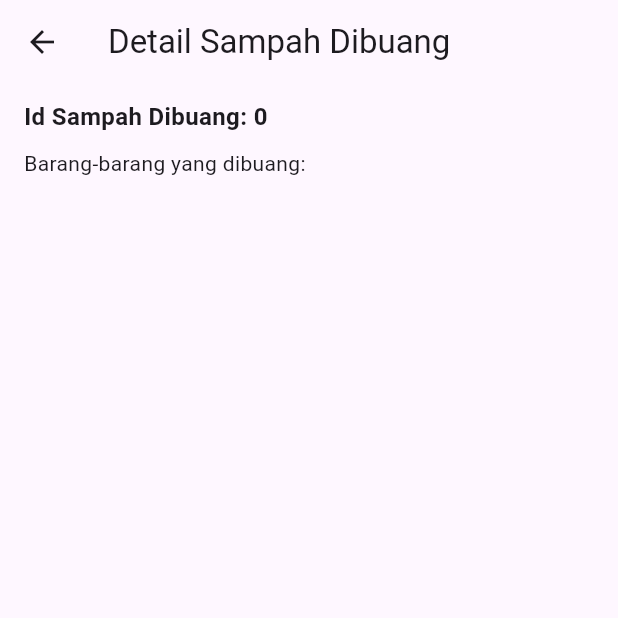
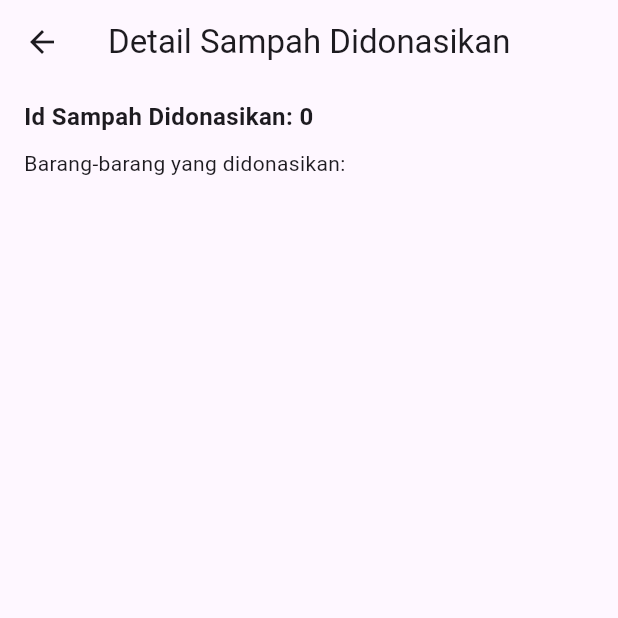
Before and after one commit to omanfathurrahman/ewaste_banksampah, a Flutter app: the DetailSampahDidonasikanPage screen opened directly with empty values, on a phone screen of 412 x 824 dp, the top half of it. Run offline on Flutter 3.47's test engine with Material 3 defaults, Android fonts, the phone set to English and light mode, and no system bars; our stand-ins replace go_router, supabase_flutter; accounts and stored records are empty.

Commit message:
refactor: add const keyword, remove unused function

```diff
--- a/lib/pages/buang/berangkat/berangkat.dart
+++ b/lib/pages/buang/berangkat/berangkat.dart
@@ -54,10 +54,11 @@ class _BerangkatBuangListState extends State<BerangkatBuangList> {
       ),
       body: ListView(children: [
         FutureBuilder(future: _getSampahDibuangYangDiambilList(), builder: (context, snapshot) {
-          if (!snapshot.hasData) {
+          if (snapshot.connectionState != ConnectionState.done) {
             return const CircularProgressIndicator();
           }
           final data = snapshot.data as List<Map<String, dynamic>>;
+          if (data.isEmpty) return const Center(child: Text("Belum ada sampah dibuang yang diambil"));
           return Column(
             children: data.map((item) {
               return Card(
--- a/lib/pages/donasi/detail_sampah_didonasikan.dart
+++ b/lib/pages/donasi/detail_sampah_didonasikan.dart
@@ -20,7 +20,6 @@ class _DetailSampahDidonasikanPageState
 
   @override
   void initState() {
-    tes();
     setState(() {
       detailSampahDidonasikan =
           supabase.from('detail_sampah_didonasikan').select('''
@@ -38,9 +37,9 @@ class _DetailSampahDidonasikanPageState
   Widget build(BuildContext context) {
     return Scaffold(
         appBar: AppBar(
-          title: const Text('Detail Sampah Dibuang'),
+          title: const Text('Detail Sampah Didonasikan'),
           leading: IconButton(
-            icon: Icon(Icons.arrow_back),
+            icon: const Icon(Icons.arrow_back),
             onPressed: () {
               context.go('/afterLoginLayout');
             },
@@ -50,11 +49,11 @@ class _DetailSampahDidonasikanPageState
           padding: const EdgeInsets.symmetric(horizontal: 16, vertical: 10),
           child: ListView(children: [
             Text(
-              "Id Sampah Dibuang: ${widget.sampahDidonasikan.toString()}",
-              style: TextStyle(fontSize: 16, fontWeight: FontWeight.w600),
+              "Id Sampah Didonasikan: ${widget.sampahDidonasikan.toString()}",
+              style: const TextStyle(fontSize: 16, fontWeight: FontWeight.w600),
             ),
             const SizedBox(height: 10),
-            Text('Barang-barang yang dibuang:'),
+            const Text('Barang-barang yang didonasikan:'),
             SizedBox(
               width: double.infinity,
               child: FutureBuilder(
@@ -67,7 +66,7 @@ class _DetailSampahDidonasikanPageState
                   return Column(
                     crossAxisAlignment: CrossAxisAlignment.start,
                     children: data
-                        .map((itemDetailSampahDibuang) => SizedBox(
+                        .map((itemDetailSampahDidonasikan) => SizedBox(
                               width: double.infinity,
                               child: Card(
                                 child: Padding(
@@ -77,14 +76,14 @@ class _DetailSampahDidonasikanPageState
                                         CrossAxisAlignment.start,
                                     children: [
                                       Text(
-                                          'Jumlah: ${itemDetailSampahDibuang['jumlah']}'),
-                                      if (itemDetailSampahDibuang[
+                                          'Jumlah: ${itemDetailSampahDidonasikan['jumlah']}'),
+                                      if (itemDetailSampahDidonasikan[
                                               'kategorisasi'] !=
                                           null)
                                         Text(
-                                            'Jenis: ${itemDetailSampahDibuang['kategorisasi']}'),
+                                            'Jenis: ${itemDetailSampahDidonasikan['kategorisasi']}'),
                                       Text(
-                                          'Jenis Elektronik: ${itemDetailSampahDibuang['jenis_elektronik']['jenis']}'),
+                                          'Jenis Elektronik: ${itemDetailSampahDidonasikan['jenis_elektronik']['jenis']}'),
                                     ],
                                   ),
                                 ),
@@ -99,14 +98,3 @@ class _DetailSampahDidonasikanPageState
         ));
   }
 }
-
-Future<void> tes() async {
-  final res = await supabase.from('detail_sampah_dibuang').select('''
-  jumlah,
-  kategorisasi,
-  jenis_elektronik (
-    jenis
-  )
-''').eq('id_sampah_dibuang', 27);
-  print(res);
-}
```
Also changed, not shown: lib/pages/donasi/berangkat/berangkat.dart (+4 -13 lines), lib/pages/donasi/sampah_didonasikan.dart (+38 -22 lines).
